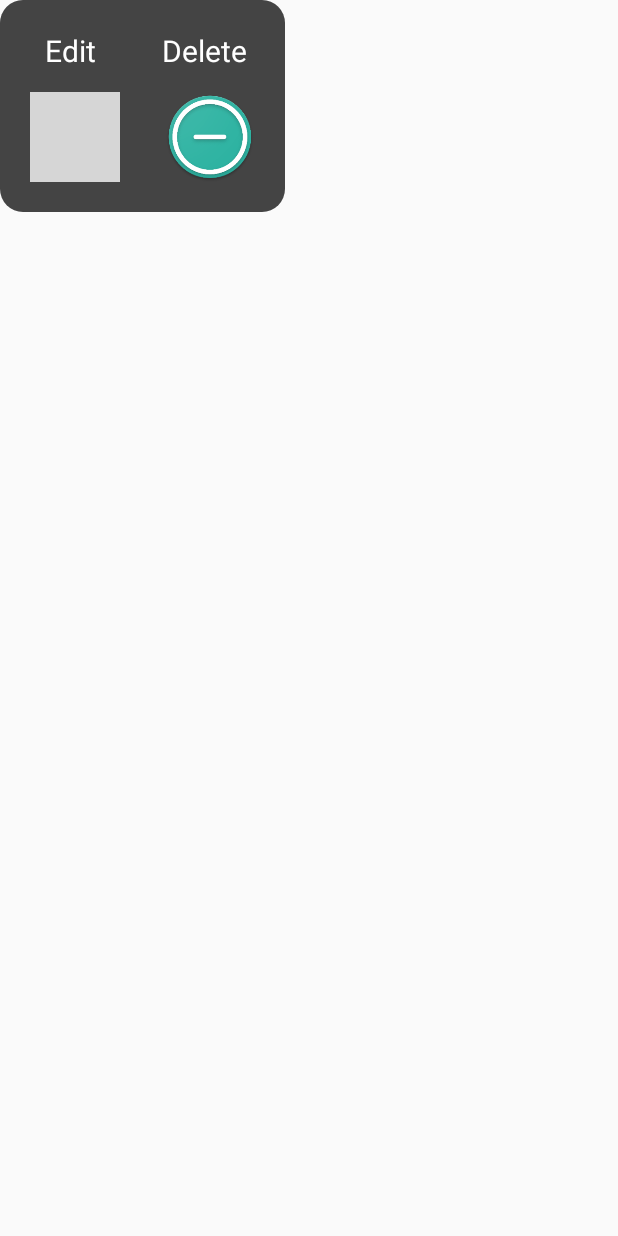
After one commit to bairl18/BadDrugInteractions, an Android app: the layout activity_delete_edit_reminder.xml on its own in the app's theme, with its tools: preview values and no code run, on a phone screen of 412 x 824 dp. The commit adds this screen. Run offline under Robolectric (Android 15) with nearby library versions, the phone set to English and light mode, and no system bars; grey boxes are pictures that could not be loaded.

Commit message:
Reminders completed. Reminders are saved when the user closes the app.

```diff
--- a/app/build.gradle
+++ b/app/build.gradle
@@ -5,7 +5,7 @@ android {
     buildToolsVersion "25.0.0"
     defaultConfig {
         applicationId "com.example.linnea.baddruginteractions2"
-        minSdkVersion 15
+        minSdkVersion 16
         targetSdkVersion 25
         versionCode 1
         versionName "1.0"
--- a/app/src/main/AndroidManifest.xml
+++ b/app/src/main/AndroidManifest.xml
@@ -34,6 +34,7 @@
             android:theme="@style/AppTheme.NoActionBar"  />
         <activity android:name=".AddPopUpActivity" />
         <activity android:name=".DeletePopUpActivity" />
+        <receiver android:name=".AlertReceiver"/>
     </application>
 
 </manifest>
--- a/app/src/main/java/com/example/linnea/baddruginteractions2/MainActivity.java
+++ b/app/src/main/java/com/example/linnea/baddruginteractions2/MainActivity.java
@@ -29,6 +29,7 @@ public class MainActivity extends AppCompatActivity implements View.OnClickListe
     private String text = " ";
     private DBHandler db;
     private UserProfileHandler profile;
+    private UserRemindersHandler userReminders;
 
     // Button Definitions
     public ImageButton meds;
@@ -56,9 +57,12 @@ public class MainActivity extends AppCompatActivity implements View.OnClickListe
         settings.setOnClickListener(this);
         reminders.setOnClickListener(this);
 
+        // Create databases
         Log.d("MainActivity", "Opening DB");
         db = new DBHandler(this);
         profile = new UserProfileHandler(this);
+        userReminders = new UserRemindersHandler(this);
+
 
         // set to true if you want to reset db next time app opens
         boolean resetDB = false;
--- /dev/null
+++ b/app/src/main/res/layout/activity_delete_edit_reminder.xml
@@ -0,0 +1,81 @@
+<?xml version="1.0" encoding="utf-8"?>
+<android.widget.LinearLayout xmlns:android="http://schemas.android.com/apk/res/android"
+    xmlns:app="http://schemas.android.com/apk/res-auto"
+    xmlns:tools="http://schemas.android.com/tools"
+    android:layout_width="wrap_content"
+    android:layout_height="wrap_content"
+    android:background="@layout/rounded_corners"
+    android:orientation="vertical">
+
+
+    <LinearLayout
+        android:layout_width="match_parent"
+        android:layout_height="wrap_content"
+        android:orientation="horizontal">
+
+        <TextView
+            android:id="@+id/textView3"
+            android:layout_width="wrap_content"
+            android:layout_height="wrap_content"
+            android:layout_marginStart="20dp"
+            android:layout_marginTop="20dp"
+            android:layout_weight="1"
+            android:foregroundGravity="center"
+            android:text="Edit"
+            android:textAlignment="center"
+            android:textColor="#ffffff"
+            android:textSize="20sp" />
+
+        <Space
+            android:layout_width="5dp"
+            android:layout_height="wrap_content"
+            android:layout_weight="1" />
+
+        <TextView
+            android:id="@+id/textView"
+            android:layout_width="wrap_content"
+            android:layout_height="wrap_content"
+            android:layout_marginEnd="15dp"
+            android:layout_marginTop="20dp"
+            android:layout_weight="1"
+            android:foregroundGravity="center"
+            android:text="Delete"
+            android:textAlignment="center"
+            android:textColor="#ffffff"
+            android:textSize="20sp" />
+    </LinearLayout>
+
+    <LinearLayout
+        android:layout_width="match_parent"
+        android:layout_height="wrap_content"
+        android:orientation="horizontal">
+
+        <ImageButton
+            android:id="@+id/edit"
+            android:layout_width="60dp"
+            android:layout_height="60dp"
+            android:layout_marginBottom="20dp"
+            android:layout_marginLeft="20dp"
+            android:layout_marginTop="14dp"
+            android:layout_weight="1"
+            android:background="@drawable/edit" />
+
+        <Space
+            android:layout_width="30dp"
+            android:layout_height="wrap_content"
+            android:layout_weight="1" />
+
+        <ImageButton
+            android:id="@+id/delete"
+            android:layout_width="60dp"
+            android:layout_height="60dp"
+            android:layout_marginRight="20dp"
+            android:layout_marginTop="14dp"
+            android:layout_weight="1"
+            android:background="@drawable/minus"
+            android:elevation="10dp"
+            android:foregroundGravity="center"
+            android:scaleType="fitXY" />
+    </LinearLayout>
+
+</android.widget.LinearLayout>
```
Also changed, not shown: app/src/main/java/com/example/linnea/baddruginteractions2/Reminder.java (+9 -4 lines), app/src/main/java/com/example/linnea/baddruginteractions2/RemindersActivity.java (+123 -26 lines), app/src/main/java/com/example/linnea/baddruginteractions2/UserProfileHandler.java (+0 -43 lines), app/src/main/java/com/example/linnea/baddruginteractions2/UserRemindersHandler.java (added, +173 -0 lines).
